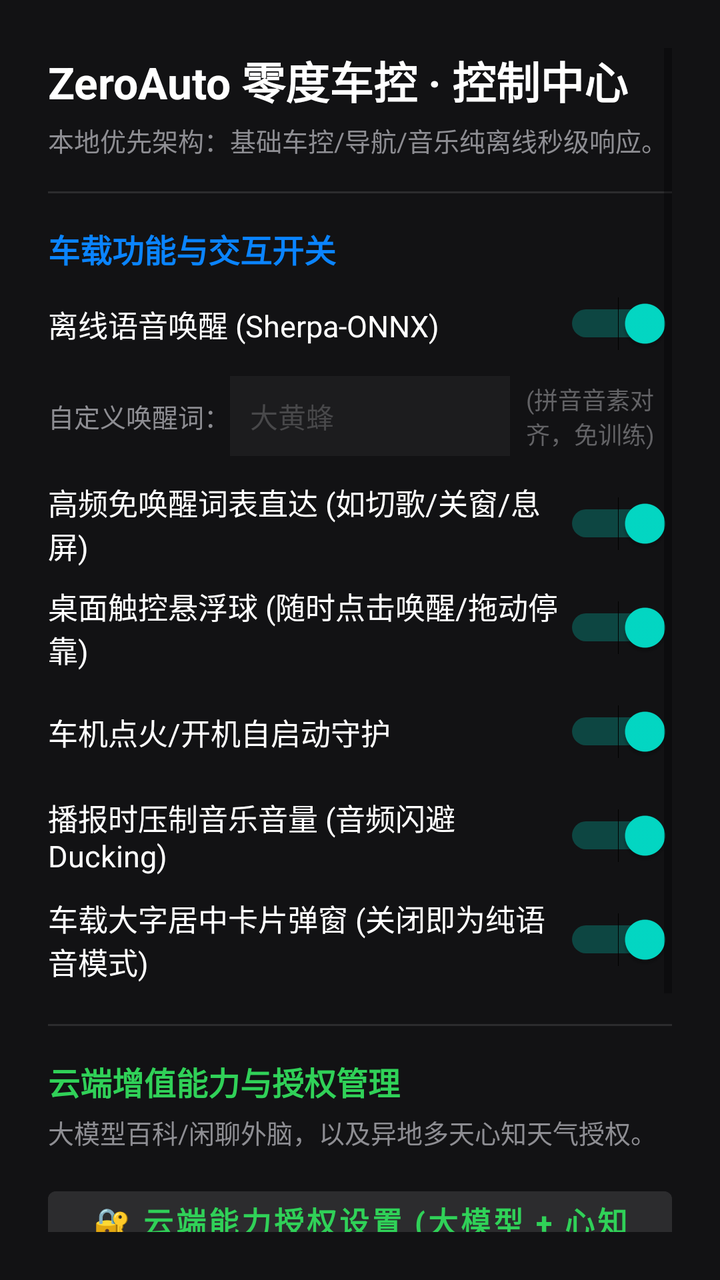
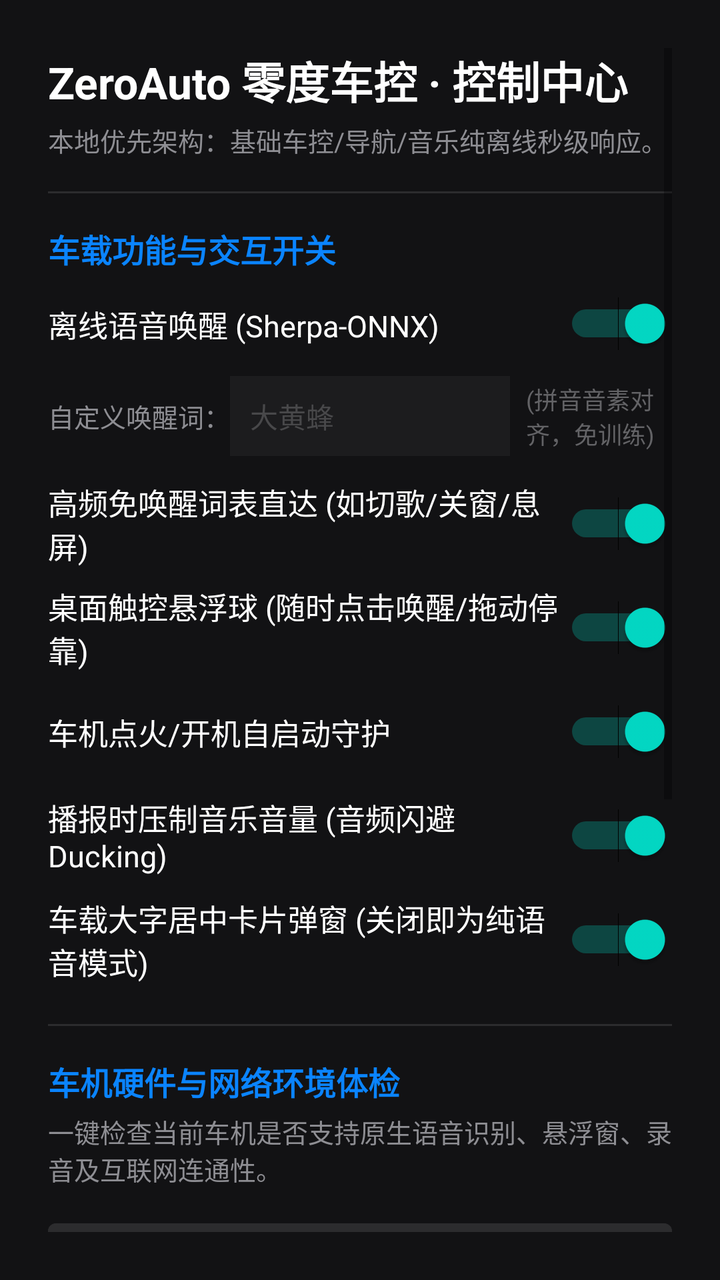

Screens rendered from an Android XML layout before and after an edit, with the pre-edit source and the edit as a unified diff.
<!-- AndroidManifest.xml: application theme Theme.ZeroAuto -->
<!-- res/layout/activity_main.xml -->
<?xml version="1.0" encoding="utf-8"?>
<ScrollView xmlns:android="http://schemas.android.com/apk/res/android"
    android:layout_width="match_parent"
    android:layout_height="match_parent"
    android:background="#121214"
    android:padding="24dp">

    <LinearLayout
        android:layout_width="match_parent"
        android:layout_height="wrap_content"
        android:orientation="vertical">

        
        <TextView
            android:layout_width="wrap_content"
            android:layout_height="wrap_content"
            android:text="ZeroAuto 零度车控 · 控制中心"
            android:textColor="#FFFFFF"
            android:textSize="22sp"
            android:textStyle="bold" />

        <TextView
            android:layout_width="wrap_content"
            android:layout_height="wrap_content"
            android:layout_marginTop="4dp"
            android:text="本地优先架构：基础车控/导航/音乐纯离线秒级响应。"
            android:textColor="#8E8E93"
            android:textSize="13sp" />

        
        <View
            android:layout_width="match_parent"
            android:layout_height="1dp"
            android:layout_marginVertical="16dp"
            android:background="#2C2C2E" />

        
        <TextView
            android:layout_width="wrap_content"
            android:layout_height="wrap_content"
            android:text="车载功能与交互开关"
            android:textColor="#0A84FF"
            android:textSize="16sp"
            android:textStyle="bold" />

        
        <LinearLayout
            android:layout_width="match_parent"
            android:layout_height="52dp"
            android:gravity="center_vertical"
            android:orientation="horizontal">

            <TextView
                android:layout_width="0dp"
                android:layout_height="wrap_content"
                android:layout_weight="1"
                android:text="离线语音唤醒 (Sherpa-ONNX)"
                android:textColor="#FFFFFF"
                android:textSize="15sp" />

            <Switch
                android:id="@+id/switch_wakeup"
                android:layout_width="wrap_content"
                android:layout_height="wrap_content"
                android:checked="true" />
        </LinearLayout>

        
        <LinearLayout
            android:layout_width="match_parent"
            android:layout_height="wrap_content"
            android:layout_marginBottom="8dp"
            android:gravity="center_vertical"
            android:orientation="horizontal">

            <TextView
                android:layout_width="wrap_content"
                android:layout_height="wrap_content"
                android:text="自定义唤醒词："
                android:textColor="#8E8E93"
                android:textSize="13sp" />

            <EditText
                android:id="@+id/et_wakeup_word"
                android:layout_width="140dp"
                android:layout_height="40dp"
                android:background="#1C1C1E"
                android:hint="大黄蜂"
                android:paddingHorizontal="10dp"
                android:textColor="#30D158"
                android:textColorHint="#48484A"
                android:textSize="14sp" />

            <TextView
                android:layout_width="wrap_content"
                android:layout_height="wrap_content"
                android:layout_marginStart="8dp"
                android:text="(拼音音素对齐，免训练)"
                android:textColor="#636366"
                android:textSize="12sp" />
        </LinearLayout>

        
        <LinearLayout
            android:layout_width="match_parent"
            android:layout_height="52dp"
            android:gravity="center_vertical"
            android:orientation="horizontal">

            <TextView
                android:layout_width="0dp"
                android:layout_height="wrap_content"
                android:layout_weight="1"
                android:text="高频免唤醒词表直达 (如切歌/关窗/息屏)"
                android:textColor="#FFFFFF"
                android:textSize="15sp" />

            <Switch
                android:id="@+id/switch_quick_cmd"
                android:layout_width="wrap_content"
                android:layout_height="wrap_content"
                android:checked="true" />
        </LinearLayout>

        
        <LinearLayout
            android:layout_width="match_parent"
            android:layout_height="52dp"
            android:gravity="center_vertical"
            android:orientation="horizontal">

            <TextView
                android:layout_width="0dp"
                android:layout_height="wrap_content"
                android:layout_weight="1"
                android:text="桌面触控悬浮球 (随时点击唤醒/拖动停靠)"
                android:textColor="#FFFFFF"
                android:textSize="15sp" />

            <Switch
                android:id="@+id/switch_float_ball"
                android:layout_width="wrap_content"
                android:layout_height="wrap_content"
                android:checked="true" />
        </LinearLayout>

        
        <LinearLayout
            android:layout_width="match_parent"
            android:layout_height="52dp"
            android:gravity="center_vertical"
            android:orientation="horizontal">

            <TextView
                android:layout_width="0dp"
                android:layout_height="wrap_content"
                android:layout_weight="1"
                android:text="车机点火/开机自启动守护"
                android:textColor="#FFFFFF"
                android:textSize="15sp" />

            <Switch
                android:id="@+id/switch_boot_start"
                android:layout_width="wrap_content"
                android:layout_height="wrap_content"
                android:checked="true" />
        </LinearLayout>

        
        <LinearLayout
            android:layout_width="match_parent"
            android:layout_height="52dp"
            android:gravity="center_vertical"
            android:orientation="horizontal">

            <TextView
                android:layout_width="0dp"
                android:layout_height="wrap_content"
                android:layout_weight="1"
                android:text="播报时压制音乐音量 (音频闪避 Ducking)"
                android:textColor="#FFFFFF"
                android:textSize="15sp" />

            <Switch
                android:id="@+id/switch_audio_duck"
                android:layout_width="wrap_content"
                android:layout_height="wrap_content"
                android:checked="true" />
        </LinearLayout>

        
        <LinearLayout
            android:layout_width="match_parent"
            android:layout_height="52dp"
            android:gravity="center_vertical"
            android:orientation="horizontal">

            <TextView
                android:layout_width="0dp"
                android:layout_height="wrap_content"
                android:layout_weight="1"
                android:text="车载大字居中卡片弹窗 (关闭即为纯语音模式)"
                android:textColor="#FFFFFF"
                android:textSize="15sp" />

            <Switch
                android:id="@+id/switch_card_ui"
                android:layout_width="wrap_content"
                android:layout_height="wrap_content"
                android:checked="true" />
        </LinearLayout>

        
        <View
            android:layout_width="match_parent"
            android:layout_height="1dp"
            android:layout_marginVertical="16dp"
            android:background="#2C2C2E" />

        
        <TextView
            android:layout_width="wrap_content"
            android:layout_height="wrap_content"
            android:text="云端增值能力与授权管理"
            android:textColor="#30D158"
            android:textSize="16sp"
            android:textStyle="bold" />

        <TextView
            android:layout_width="wrap_content"
            android:layout_height="wrap_content"
            android:layout_marginTop="4dp"
            android:text="大模型百科/闲聊外脑，以及异地多天心知天气授权。"
            android:textColor="#8E8E93"
            android:textSize="13sp" />

        
        <Button
            android:id="@+id/btn_open_auth_dialog"
            android:layout_width="match_parent"
            android:layout_height="52dp"
            android:layout_marginTop="14dp"
            android:backgroundTint="#2C2C2E"
            android:text="🔐 云端能力授权设置 (大模型 + 心知天气)"
            android:textColor="#30D158"
            android:textSize="15sp"
            android:textStyle="bold" />

        <TextView
            android:id="@+id/tv_auth_status_summary"
            android:layout_width="match_parent"
            android:layout_height="wrap_content"
            android:layout_marginTop="6dp"
            android:text="当前状态：大模型 [未授权] · 心知天气 [未授权]"
            android:textColor="#FF9F0A"
            android:textSize="12sp" />

        
        <Button
            android:id="@+id/btn_save_and_apply"
            android:layout_width="match_parent"
            android:layout_height="54dp"
            android:layout_marginTop="28dp"
            android:backgroundTint="#0A84FF"
            android:text="保存配置并启动车机助手"
            android:textColor="#FFFFFF"
            android:textSize="16sp"
            android:textStyle="bold" />

        <Button
            android:id="@+id/btn_trigger_test_card"
            android:layout_width="match_parent"
            android:layout_height="44dp"
            android:layout_marginTop="10dp"
            android:backgroundTint="#1C1C1E"
            android:text="🎯 立即呼出车载居中卡片 UI"
            android:textColor="#8E8E93"
            android:textSize="13sp" />

    </LinearLayout>
</ScrollView>
<!-- resources referenced by this layout -->
<resources>
  <style name="Theme.ZeroAuto" parent="Theme.MaterialComponents.DayNight.NoActionBar">
          <item name="android:statusBarColor">#00000000</item>
          <item name="android:navigationBarColor">#00000000</item>
      </style>
</resources>

<!-- the commit's change to res/layout/activity_main.xml (unified diff, before → after) -->
@@ -221,6 +221,53 @@
         <TextView
             android:layout_width="wrap_content"
             android:layout_height="wrap_content"
+            android:text="车机硬件与网络环境体检"
+            android:textColor="#0A84FF"
+            android:textSize="16sp"
+            android:textStyle="bold" />
+
+        <TextView
+            android:layout_width="wrap_content"
+            android:layout_height="wrap_content"
+            android:layout_marginTop="4dp"
+            android:text="一键检查当前车机是否支持原生语音识别、悬浮窗、录音及互联网连通性。"
+            android:textColor="#8E8E93"
+            android:textSize="13sp" />
+
+        <Button
+            android:id="@+id/btn_run_env_check"
+            android:layout_width="match_parent"
+            android:layout_height="48dp"
+            android:layout_marginTop="12dp"
+            android:backgroundTint="#2C2C2E"
+            android:text="🔍 一键检测车机运行环境与网络"
+            android:textColor="#0A84FF"
+            android:textSize="14sp"
+            android:textStyle="bold" />
+
+        <TextView
+            android:id="@+id/tv_env_check_result"
+            android:layout_width="match_parent"
+            android:layout_height="wrap_content"
+            android:layout_marginTop="8dp"
+            android:background="#1C1C1E"
+            android:padding="12dp"
+            android:text="体检状态：待体检（点击上方按钮开始诊断）"
+            android:textColor="#8E8E93"
+            android:textSize="12sp"
+            android:lineSpacingExtra="3dp" />
+
+        
+        <View
+            android:layout_width="match_parent"
+            android:layout_height="1dp"
+            android:layout_marginVertical="16dp"
+            android:background="#2C2C2E" />
+
+        
+        <TextView
+            android:layout_width="wrap_content"
+            android:layout_height="wrap_content"
             android:text="云端增值能力与授权管理"
             android:textColor="#30D158"
             android:textSize="16sp"
